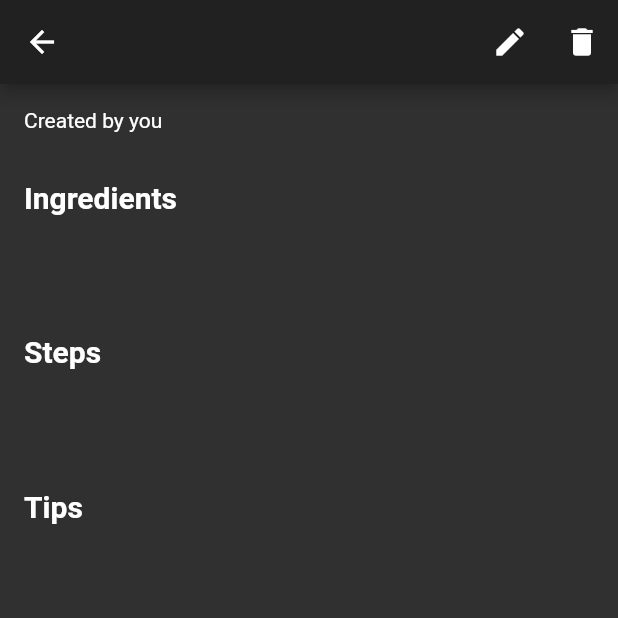
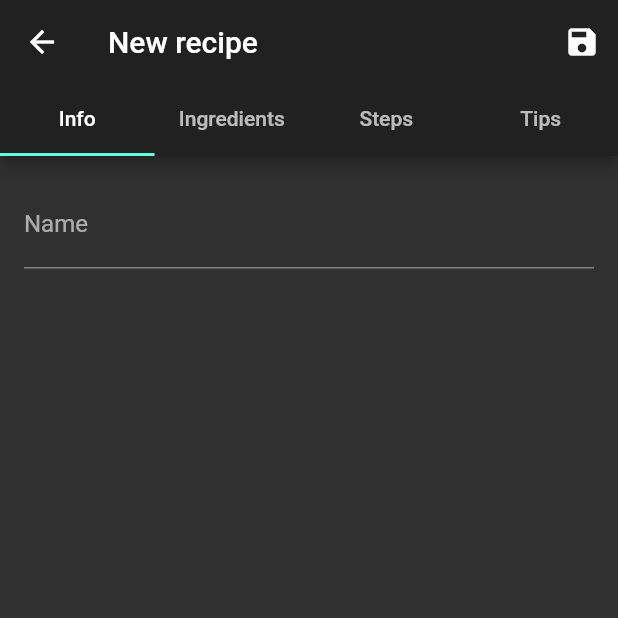
Before and after one commit to dadouf/ProjectQuiche, a Flutter app: the RecipePage screen opened directly with empty values, after a tap on the "edit" icon, on a phone screen of 412 x 824 dp, the top half of it. Run offline on Flutter 3.47's test engine with Material 2 defaults, Android fonts, the phone set to English and light mode, and no system bars; our stand-ins replace cloud_firestore, firebase_auth, firebase_core, firebase_crashlytics, google_sign_in; accounts and stored records are empty.

Commit message:
Add edit screen

```diff
--- /dev/null
+++ b/lib/pages/edit_recipe.dart
@@ -0,0 +1,118 @@
+import 'package:firebase_crashlytics/firebase_crashlytics.dart';
+import 'package:flutter/material.dart';
+import 'package:projectquiche/data/MyFirestore.dart';
+import 'package:projectquiche/model/recipe.dart';
+
+class EditRecipePage extends StatefulWidget {
+  const EditRecipePage(this.recipe, {Key? key}) : super(key: key);
+  final Recipe recipe;
+
+  @override
+  _EditRecipePageState createState() => _EditRecipePageState();
+}
+
+class _EditRecipePageState extends State<EditRecipePage> {
+  String? _recipeName;
+  String? _recipeIngredients;
+  String? _recipeSteps;
+  String? _recipeTips;
+
+  @override
+  Widget build(BuildContext context) {
+    return DefaultTabController(
+      length: 4,
+      child: Scaffold(
+        appBar: AppBar(
+          title: Text("New recipe"),
+          actions: [
+            IconButton(icon: Icon(Icons.save), onPressed: _postEditRecipe)
+          ],
+          bottom: TabBar(
+            tabs: [
+              Tab(text: "Info"),
+              Tab(text: "Ingredients"),
+              Tab(text: "Steps"),
+              Tab(text: "Tips"),
+            ],
+          ),
+        ),
+        body: Padding(
+          padding: const EdgeInsets.all(16.0),
+          child: TabBarView(
+            children: [
+              TextFormField(
+                initialValue: widget.recipe.name,
+                decoration: InputDecoration(labelText: "Name"),
+                textCapitalization: TextCapitalization.sentences,
+                onChanged: (text) {
+                  _recipeName = text;
+                },
+              ),
+              TextFormField(
+                initialValue: widget.recipe.ingredients,
+                // Ingredients
+                decoration:
+                    InputDecoration(hintText: "- 20g butter\n- 4 eggs\n..."),
+                textCapitalization: TextCapitalization.sentences,
+                onChanged: (text) {
+                  _recipeIngredients = text;
+                },
+                expands: true,
+                maxLines: null,
+                minLines: null,
+              ),
+              TextFormField(
+                initialValue: widget.recipe.steps,
+                decoration: InputDecoration(
+                    hintText: "1. Preheat oven to 220°C\n2. Cut stuff\n..."),
+                textCapitalization: TextCapitalization.sentences,
+                onChanged: (text) {
+                  _recipeSteps = text;
+                },
+                expands: true,
+                maxLines: null,
+                minLines: null,
+              ),
+              TextFormField(
+                initialValue: widget.recipe.tips,
+                decoration: InputDecoration(
+                    hintText: "Serve with mixed greens or mash potato.\n..."),
+                textCapitalization: TextCapitalization.sentences,
+                onChanged: (text) {
+                  _recipeTips = text;
+                },
+                expands: true,
+                maxLines: null,
+                minLines: null,
+              ),
+            ],
+          ),
+        ),
+      ),
+    );
+  }
+
+  void _postEditRecipe() {
+    MyFirestore.recipes().doc(widget.recipe.id).update({
+      MyFirestore.fieldName: _recipeName ?? widget.recipe.name,
+      MyFirestore.fieldIngredients:
+          _recipeIngredients ?? widget.recipe.ingredients,
+      MyFirestore.fieldSteps: _recipeSteps ?? widget.recipe.steps,
+      MyFirestore.fieldTips: _recipeTips ?? widget.recipe.tips,
+    }).then((value) {
+      ScaffoldMessenger.of(context)
+          .showSnackBar(SnackBar(content: Text("Recipe edited")));
+    }).catchError((error, stackTrace) {
+      final reason = "Failed to edit recipe";
+      ScaffoldMessenger.of(context)
+          .showSnackBar(SnackBar(content: Text(reason)));
+      FirebaseCrashlytics.instance
+          .recordError(error, stackTrace, reason: reason);
+    });
+
+    Navigator.pop(context);
+
+    // FIXME recipe doesn't get updated in recipe page, until it does we go back all the way
+    Navigator.pop(context);
+  }
+}
--- a/lib/pages/recipe.dart
+++ b/lib/pages/recipe.dart
@@ -3,11 +3,11 @@ import 'package:firebase_crashlytics/firebase_crashlytics.dart';
 import 'package:flutter/material.dart';
 import 'package:projectquiche/data/MyFirestore.dart';
 import 'package:projectquiche/model/recipe.dart';
+import 'package:projectquiche/pages/edit_recipe.dart';
 
 class RecipePage extends StatelessWidget {
+  const RecipePage(this._recipe, {Key? key}) : super(key: key);
   final Recipe _recipe;
-
-  const RecipePage(this._recipe, {Key? key}) : super(key: key);
 
   @override
   Widget build(BuildContext context) {
@@ -79,7 +79,10 @@ class RecipePage extends StatelessWidget {
     }
   }
 
-  void _onEditButtonClicked(BuildContext context) {}
+  void _onEditButtonClicked(BuildContext context) {
+    Navigator.of(context)
+        .push(MaterialPageRoute(builder: (context) => EditRecipePage(_recipe)));
+  }
 
   /// Display a confirmation dialog
   void _onDeleteButtonClicked(BuildContext context) {
```
